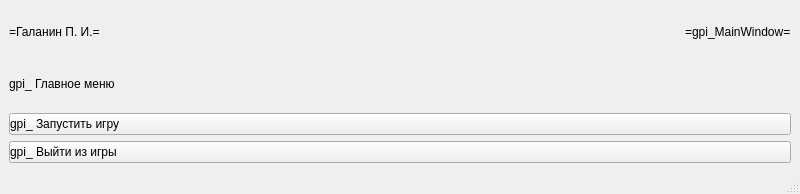
Before: the Qt Designer form lab3/gpi_osisp5_lab3/gpi_osisp5_option5/gpi_mainwindow.ui in BrSTU-PO4-190333/5sem_OSiSP, drawn with Qt 5.
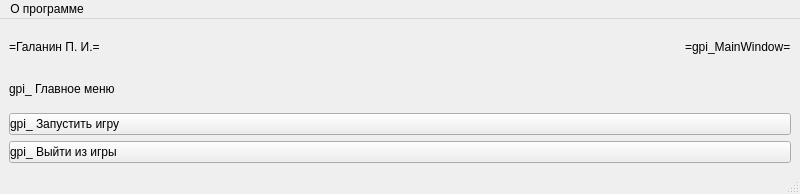
After: the same form once the commit is applied.

What changed in the file:
```diff
--- a/lab3/gpi_osisp5_lab3/gpi_osisp5_option5/gpi_mainwindow.ui
+++ b/lab3/gpi_osisp5_lab3/gpi_osisp5_option5/gpi_mainwindow.ui
@@ -80,6 +80,13 @@
      <height>25</height>
     </rect>
    </property>
+   <widget class="QMenu" name="menu">
+    <property name="title">
+     <string>О программе</string>
+    </property>
+    <addaction name="gpi_action_about"/>
+   </widget>
+   <addaction name="menu"/>
   </widget>
   <widget class="QStatusBar" name="statusbar"/>
  </widget>
```
Left out of the diff: 5 changed lines with no effect on the pictures.
